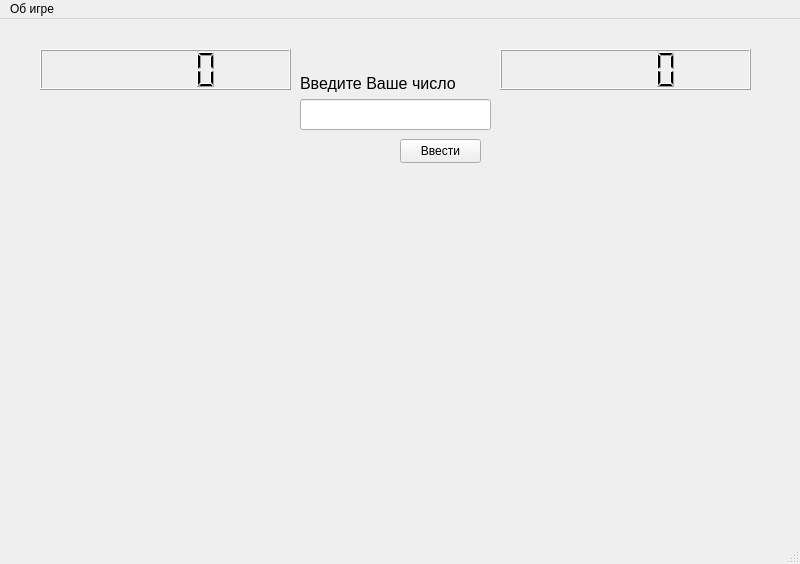
This is mainwindow.ui in Darndaru/Bulls_and_cows as Qt 5 draws it before an edit. The edited form follows.
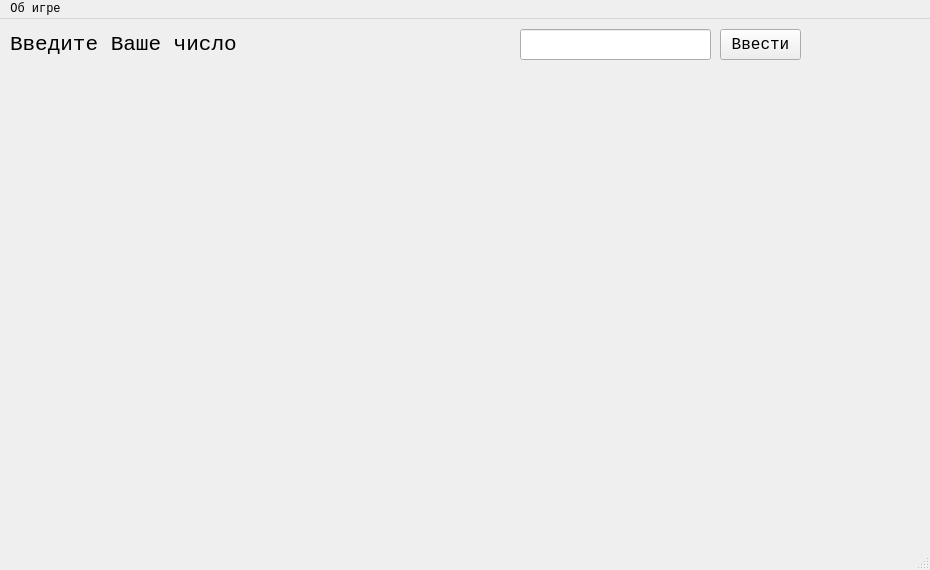
This is the edited form.

What changed in the file:
```diff
--- a/mainwindow.ui
+++ b/mainwindow.ui
@@ -9,8 +9,8 @@
    <rect>
     <x>0</x>
     <y>0</y>
-    <width>800</width>
-    <height>564</height>
+    <width>930</width>
+    <height>570</height>
    </rect>
   </property>
   <property name="palette">
@@ -22,7 +22,8 @@
   </property>
   <property name="font">
    <font>
-    <pointsize>9</pointsize>
+    <family>Consolas</family>
+    <pointsize>16</pointsize>
    </font>
   </property>
   <property name="contextMenuPolicy">
@@ -35,35 +36,18 @@
    <set>Qt::ImhNone</set>
   </property>
   <widget class="QWidget" name="centralwidget">
-   <widget class="QWidget" name="verticalLayoutWidget_2">
-    <property name="geometry">
-     <rect>
-      <x>500</x>
-      <y>30</y>
-      <width>251</width>
-      <height>41</height>
-     </rect>
-    </property>
-    <layout class="QVBoxLayout" name="pc_player">
-     <property name="spacing">
-      <number>6</number>
-     </property>
-     <item>
-      <widget class="QLCDNumber" name="pc_result"/>
-     </item>
-    </layout>
-   </widget>
    <widget class="QLineEdit" name="input">
     <property name="geometry">
      <rect>
-      <x>300</x>
-      <y>80</y>
+      <x>520</x>
+      <y>10</y>
       <width>191</width>
       <height>31</height>
      </rect>
     </property>
     <property name="font">
      <font>
+      <family>Consolas</family>
       <pointsize>14</pointsize>
      </font>
     </property>
@@ -80,12 +64,18 @@
    <widget class="QPushButton" name="input_chosen_number_button">
     <property name="geometry">
      <rect>
-      <x>400</x>
-      <y>120</y>
+      <x>720</x>
+      <y>10</y>
       <width>81</width>
-      <height>24</height>
+      <height>31</height>
      </rect>
     </property>
+    <property name="font">
+     <font>
+      <family>Consolas</family>
+      <pointsize>12</pointsize>
+     </font>
+    </property>
     <property name="cursor">
      <cursorShape>PointingHandCursor</cursorShape>
     </property>
@@ -105,15 +95,15 @@
     </property>
     <property name="geometry">
      <rect>
-      <x>300</x>
-      <y>49</y>
-      <width>191</width>
+      <x>10</x>
+      <y>10</y>
+      <width>491</width>
       <height>31</height>
      </rect>
     </property>
     <property name="font">
      <font>
-      <pointsize>12</pointsize>
+      <pointsize>16</pointsize>
      </font>
     </property>
     <property name="text">
@@ -123,34 +113,1098 @@
    <widget class="QWidget" name="verticalLayoutWidget_3">
     <property name="geometry">
      <rect>
-      <x>40</x>
-      <y>30</y>
-      <width>251</width>
-      <height>41</height>
+      <x>10</x>
+      <y>60</y>
+      <width>441</width>
+      <height>453</height>
      </rect>
     </property>
     <layout class="QVBoxLayout" name="user_player">
+     <property name="spacing">
+      <number>6</number>
+     </property>
      <item>
-      <widget class="QLCDNumber" name="player_result">
-       <property name="enabled">
-        <bool>true</bool>
+      <layout class="QHBoxLayout" name="user_table_head" stretch="2,1,1">
+       <property name="spacing">
+        <number>8</number>
        </property>
-       <property name="tabletTracking">
-        <bool>false</bool>
+       <item>
+        <widget class="QLabel" name="label_number_0">
+         <property name="enabled">
+          <bool>true</bool>
+         </property>
+         <property name="font">
+          <font>
+           <pointsize>16</pointsize>
+           <italic>false</italic>
+           <bold>false</bold>
+          </font>
+         </property>
+         <property name="text">
+          <string/>
+         </property>
+         <property name="alignment">
+          <set>Qt::AlignRight|Qt::AlignTrailing|Qt::AlignVCenter</set>
+         </property>
+        </widget>
+       </item>
+       <item>
+        <widget class="QLabel" name="label_bulls_0">
+         <property name="font">
+          <font>
+           <pointsize>16</pointsize>
+          </font>
+         </property>
+         <property name="text">
+          <string/>
+         </property>
+         <property name="alignment">
+          <set>Qt::AlignRight|Qt::AlignTrailing|Qt::AlignVCenter</set>
+         </property>
+        </widget>
+       </item>
+       <item>
+        <widget class="QLabel" name="label_cows_0">
+         <property name="font">
+          <font>
+           <family>Consolas</family>
+           <pointsize>16</pointsize>
+          </font>
+         </property>
+         <property name="text">
+          <string/>
+         </property>
+         <property name="alignment">
+          <set>Qt::AlignRight|Qt::AlignTrailing|Qt::AlignVCenter</set>
+         </property>
+        </widget>
+       </item>
+      </layout>
+     </item>
+     <item>
+      <layout class="QHBoxLayout" name="user_attempt_0" stretch="2,1,1">
+       <item>
+        <widget class="QLabel" name="u_number_0">
+         <property name="font">
+          <font>
+           <family>Consolas</family>
+           <pointsize>20</pointsize>
+          </font>
+         </property>
+         <property name="text">
+          <string/>
+         </property>
+         <property name="alignment">
+          <set>Qt::AlignRight|Qt::AlignTrailing|Qt::AlignVCenter</set>
+         </property>
+        </widget>
+       </item>
+       <item>
+        <widget class="QLabel" name="u_bulls_0">
+         <property name="font">
+          <font>
+           <family>Consolas</family>
+           <pointsize>20</pointsize>
+          </font>
+         </property>
+         <property name="text">
+          <string/>
+         </property>
+         <property name="alignment">
+          <set>Qt::AlignRight|Qt::AlignTrailing|Qt::AlignVCenter</set>
+         </property>
+        </widget>
+       </item>
+       <item>
+        <widget class="QLabel" name="u_cows_0">
+         <property name="font">
+          <font>
+           <family>Consolas</family>
+           <pointsize>20</pointsize>
+          </font>
+         </property>
+         <property name="text">
+          <string/>
+         </property>
+         <property name="alignment">
+          <set>Qt::AlignRight|Qt::AlignTrailing|Qt::AlignVCenter</set>
+         </property>
+        </widget>
+       </item>
+      </layout>
+     </item>
+     <item>
+      <layout class="QHBoxLayout" name="user_attempt_1" stretch="2,1,1">
+       <item>
+        <widget class="QLabel" name="u_number_1">
+         <property name="font">
+          <font>
+           <family>Consolas</family>
+           <pointsize>20</pointsize>
+          </font>
+         </property>
+         <property name="text">
+          <string/>
+         </property>
+         <property name="alignment">
+          <set>Qt::AlignRight|Qt::AlignTrailing|Qt::AlignVCenter</set>
+         </property>
+        </widget>
+       </item>
+       <item>
+        <widget class="QLabel" name="u_bulls_1">
+         <property name="font">
+          <font>
+           <family>Consolas</family>
+           <pointsize>20</pointsize>
+          </font>
+         </property>
+         <property name="text">
+          <string/>
+         </property>
+         <property name="alignment">
+          <set>Qt::AlignRight|Qt::AlignTrailing|Qt::AlignVCenter</set>
+         </property>
+        </widget>
+       </item>
+       <item>
+        <widget class="QLabel" name="u_cows_1">
+         <property name="font">
+          <font>
+           <family>Consolas</family>
+           <pointsize>20</pointsize>
+          </font>
+         </property>
+         <property name="text">
+          <string/>
+         </property>
+         <property name="alignment">
+          <set>Qt::AlignRight|Qt::AlignTrailing|Qt::AlignVCenter</set>
+         </property>
+        </widget>
+       </item>
+      </layout>
+     </item>
+     <item>
+      <layout class="QHBoxLayout" name="user_attempt_2" stretch="2,1,1">
+       <item>
+        <widget class="QLabel" name="u_number_2">
+         <property name="font">
+          <font>
+           <family>Consolas</family>
+           <pointsize>20</pointsize>
+          </font>
+         </property>
+         <property name="text">
+          <string/>
+         </property>
+         <property name="alignment">
+          <set>Qt::AlignRight|Qt::AlignTrailing|Qt::AlignVCenter</set>
+         </property>
+        </widget>
+       </item>
+       <item>
+        <widget class="QLabel" name="u_bulls_2">
+         <property name="font">
+          <font>
+           <family>Consolas</family>
+           <pointsize>20</pointsize>
+          </font>
+         </property>
+         <property name="text">
+          <string/>
+         </property>
+         <property name="alignment">
+          <set>Qt::AlignRight|Qt::AlignTrailing|Qt::AlignVCenter</set>
+         </property>
+        </widget>
+       </item>
+       <item>
+        <widget class="QLabel" name="u_cows_2">
+         <property name="font">
+          <font>
+           <family>Consolas</family>
+           <pointsize>20</pointsize>
+          </font>
+         </property>
+         <property name="text">
+          <string/>
+         </property>
+         <property name="alignment">
+          <set>Qt::AlignRight|Qt::AlignTrailing|Qt::AlignVCenter</set>
+         </property>
+        </widget>
+       </item>
+      </layout>
+     </item>
+     <item>
+      <layout class="QHBoxLayout" name="user_attempt_3" stretch="2,1,1">
+       <item>
+        <widget class="QLabel" name="u_number_3">
+         <property name="font">
+          <font>
+           <family>Consolas</family>
+           <pointsize>20</pointsize>
+          </font>
+         </property>
+         <property name="text">
+          <string/>
+         </property>
+         <property name="alignment">
+          <set>Qt::AlignRight|Qt::AlignTrailing|Qt::AlignVCenter</set>
+         </property>
+        </widget>
+       </item>
+       <item>
+        <widget class="QLabel" name="u_bulls_3">
+         <property name="font">
+          <font>
+           <family>Consolas</family>
+           <pointsize>20</pointsize>
+          </font>
+         </property>
+         <property name="text">
+          <string/>
+         </property>
+         <property name="alignment">
+          <set>Qt::AlignRight|Qt::AlignTrailing|Qt::AlignVCenter</set>
+         </property>
+        </widget>
+       </item>
+       <item>
+        <widget class="QLabel" name="u_cows_3">
+         <property name="font">
+          <font>
+           <family>Consolas</family>
+           <pointsize>20</pointsize>
+          </font>
+         </property>
+         <property name="text">
+          <string/>
+         </property>
+         <property name="alignment">
+          <set>Qt::AlignRight|Qt::AlignTrailing|Qt::AlignVCenter</set>
+         </property>
+        </widget>
+       </item>
+      </layout>
+     </item>
+     <item>
+      <layout class="QHBoxLayout" name="user_attempt_4" stretch="2,1,1">
+       <item>
+        <widget class="QLabel" name="u_number_4">
+         <property name="font">
+          <font>
+           <family>Consolas</family>
+           <pointsize>20</pointsize>
+          </font>
+         </property>
+         <property name="text">
+          <string/>
+         </property>
+         <property name="alignment">
+          <set>Qt::AlignRight|Qt::AlignTrailing|Qt::AlignVCenter</set>
+         </property>
+        </widget>
+       </item>
+       <item>
+        <widget class="QLabel" name="u_bulls_4">
+         <property name="font">
+          <font>
+           <family>Consolas</family>
+           <pointsize>20</pointsize>
+          </font>
+         </property>
+         <property name="text">
+          <string/>
+         </property>
+         <property name="alignment">
+          <set>Qt::AlignRight|Qt::AlignTrailing|Qt::AlignVCenter</set>
+         </property>
+        </widget>
+       </item>
+       <item>
+        <widget class="QLabel" name="u_cows_4">
+         <property name="font">
+          <font>
+           <family>Consolas</family>
+           <pointsize>20</pointsize>
+          </font>
+         </property>
+         <property name="text">
+          <string/>
+         </property>
+         <property name="alignment">
+          <set>Qt::AlignRight|Qt::AlignTrailing|Qt::AlignVCenter</set>
+         </property>
+        </widget>
+       </item>
+      </layout>
+     </item>
+     <item>
+      <layout class="QHBoxLayout" name="user_attempt_5" stretch="2,1,1">
+       <item>
+        <widget class="QLabel" name="u_number_5">
+         <property name="font">
+          <font>
+           <family>Consolas</family>
+           <pointsize>20</pointsize>
+          </font>
+         </property>
+         <property name="text">
+          <string/>
+         </property>
+         <property name="alignment">
+          <set>Qt::AlignRight|Qt::AlignTrailing|Qt::AlignVCenter</set>
+         </property>
+        </widget>
+       </item>
+       <item>
+        <widget class="QLabel" name="u_bulls_5">
+         <property name="font">
+          <font>
+           <family>Consolas</family>
+           <pointsize>20</pointsize>
+          </font>
+         </property>
+         <property name="text">
+          <string/>
+         </property>
+         <property name="alignment">
+          <set>Qt::AlignRight|Qt::AlignTrailing|Qt::AlignVCenter</set>
+         </property>
+        </widget>
+       </item>
+       <item>
+        <widget class="QLabel" name="u_cows_5">
+         <property name="font">
+          <font>
+           <family>Consolas</family>
+           <pointsize>20</pointsize>
+          </font>
+         </property>
+         <property name="text">
+          <string/>
+         </property>
+         <property name="alignment">
+          <set>Qt::AlignRight|Qt::AlignTrailing|Qt::AlignVCenter</set>
+         </property>
+        </widget>
+       </item>
+      </layout>
+     </item>
+     <item>
+      <layout class="QHBoxLayout" name="user_attempt_6" stretch="2,1,1">
+       <item>
+        <widget class="QLabel" name="u_number_6">
+         <property name="font">
+          <font>
+           <family>Consolas</family>
+           <pointsize>20</pointsize>
+          </font>
+         </property>
+         <property name="text">
+          <string/>
+         </property>
+         <property name="alignment">
+          <set>Qt::AlignRight|Qt::AlignTrailing|Qt::AlignVCenter</set>
+         </property>
+        </widget>
+       </item>
+       <item>
+        <widget class="QLabel" name="u_bulls_6">
+         <property name="font">
+          <font>
+           <family>Consolas</family>
+           <pointsize>20</pointsize>
+          </font>
+         </property>
+         <property name="text">
+          <string/>
+         </property>
+         <property name="alignment">
+          <set>Qt::AlignRight|Qt::AlignTrailing|Qt::AlignVCenter</set>
+         </property>
+        </widget>
+       </item>
+       <item>
+        <widget class="QLabel" name="u_cows_6">
+         <property name="font">
+          <font>
+           <family>Consolas</family>
+           <pointsize>20</pointsize>
+          </font>
+         </property>
+         <property name="text">
+          <string/>
+         </property>
+         <property name="alignment">
+          <set>Qt::AlignRight|Qt::AlignTrailing|Qt::AlignVCenter</set>
+         </property>
+        </widget>
+       </item>
+      </layout>
+     </item>
+     <item>
+      <layout class="QHBoxLayout" name="user_attempt_7" stretch="2,1,1">
+       <item>
+        <widget class="QLabel" name="u_number_7">
+         <property name="font">
+          <font>
+           <family>Consolas</family>
+           <pointsize>20</pointsize>
+          </font>
+         </property>
+         <property name="text">
+          <string/>
+         </property>
+         <property name="alignment">
+          <set>Qt::AlignRight|Qt::AlignTrailing|Qt::AlignVCenter</set>
+         </property>
+        </widget>
+       </item>
+       <item>
+        <widget class="QLabel" name="u_bulls_7">
+         <property name="font">
+          <font>
+           <family>Consolas</family>
+           <pointsize>20</pointsize>
+          </font>
+         </property>
+         <property name="text">
+          <string/>
+         </property>
+         <property name="alignment">
+          <set>Qt::AlignRight|Qt::AlignTrailing|Qt::AlignVCenter</set>
+         </property>
+        </widget>
+       </item>
+       <item>
+        <widget class="QLabel" name="u_cows_7">
+         <property name="font">
+          <font>
+           <family>Consolas</family>
+           <pointsize>20</pointsize>
+          </font>
+         </property>
+         <property name="text">
+          <string/>
+         </property>
+         <property name="alignment">
+          <set>Qt::AlignRight|Qt::AlignTrailing|Qt::AlignVCenter</set>
+         </property>
+        </widget>
+       </item>
+      </layout>
+     </item>
+     <item>
+      <layout class="QHBoxLayout" name="user_attempt_8" stretch="2,1,1">
+       <item>
+        <widget class="QLabel" name="u_number_8">
+         <property name="font">
+          <font>
+           <family>Consolas</family>
+           <pointsize>20</pointsize>
+          </font>
+         </property>
+         <property name="text">
+          <string/>
+         </property>
+         <property name="alignment">
+          <set>Qt::AlignRight|Qt::AlignTrailing|Qt::AlignVCenter</set>
+         </property>
+        </widget>
+       </item>
+       <item>
+        <widget class="QLabel" name="u_bulls_8">
+         <property name="font">
+          <font>
+           <family>Consolas</family>
+           <pointsize>20</pointsize>
+          </font>
+         </property>
+         <property name="text">
+          <string/>
+         </property>
+         <property name="alignment">
+          <set>Qt::AlignRight|Qt::AlignTrailing|Qt::AlignVCenter</set>
+         </property>
+        </widget>
+       </item>
+       <item>
+        <widget class="QLabel" name="u_cows_8">
+         <property name="font">
+          <font>
+           <family>Consolas</family>
+           <pointsize>20</pointsize>
+          </font>
+         </property>
+         <property name="text">
+          <string/>
+         </property>
+         <property name="alignment">
+          <set>Qt::AlignRight|Qt::AlignTrailing|Qt::AlignVCenter</set>
+         </property>
+        </widget>
+       </item>
+      </layout>
+     </item>
+    </layout>
+   </widget>
+   <widget class="QLabel" name="user_number">
+    <property name="geometry">
+     <rect>
+      <x>860</x>
+      <y>10</y>
+      <width>61</width>
+      <height>31</height>
+     </rect>
+    </property>
+    <property name="font">
+     <font>
+      <family>Consolas</family>
+      <pointsize>20</pointsize>
+     </font>
+    </property>
+    <property name="text">
+     <string/>
+    </property>
+   </widget>
+   <widget class="QWidget" name="verticalLayoutWidget_4">
+    <property name="geometry">
+     <rect>
+      <x>480</x>
+      <y>60</y>
+      <width>441</width>
+      <height>453</height>
+     </rect>
+    </property>
+    <layout class="QVBoxLayout" name="opp_player">
+     <property name="spacing">
+      <number>6</number>
+     </property>
+     <item>
+      <layout class="QHBoxLayout" name="opp_table_head" stretch="2,1,1">
+       <property name="spacing">
+        <number>8</number>
        </property>
-       <property name="frameShape">
-        <enum>QFrame::Box</enum>
-       </property>
-       <property name="lineWidth">
-        <number>1</number>
-       </property>
-       <property name="smallDecimalPoint">
-        <bool>false</bool>
-       </property>
-       <property name="segmentStyle">
-        <enum>QLCDNumber::Filled</enum>
-       </property>
-      </widget>
+       <item>
+        <widget class="QLabel" name="label_number_1">
+         <property name="font">
+          <font>
+           <family>Consolas</family>
+           <pointsize>16</pointsize>
+          </font>
+         </property>
+         <property name="text">
+          <string/>
+         </property>
+         <property name="alignment">
+          <set>Qt::AlignRight|Qt::AlignTrailing|Qt::AlignVCenter</set>
+         </property>
+        </widget>
+       </item>
+       <item>
+        <widget class="QLabel" name="label_bulls_1">
+         <property name="font">
+          <font>
+           <family>Consolas</family>
+           <pointsize>16</pointsize>
+          </font>
+         </property>
+         <property name="text">
+          <string/>
+         </property>
+         <property name="alignment">
+          <set>Qt::AlignRight|Qt::AlignTrailing|Qt::AlignVCenter</set>
+         </property>
+        </widget>
+       </item>
+       <item>
+        <widget class="QLabel" name="label_cows_1">
+         <property name="font">
+          <font>
+           <family>Consolas</family>
+           <pointsize>16</pointsize>
+          </font>
+         </property>
+         <property name="text">
+          <string/>
+         </property>
+         <property name="alignment">
+          <set>Qt::AlignRight|Qt::AlignTrailing|Qt::AlignVCenter</set>
+         </property>
+        </widget>
+       </item>
+      </layout>
+     </item>
+     <item>
+      <layout class="QHBoxLayout" name="opp_attempt_0" stretch="2,1,1">
+       <item>
+        <widget class="QLabel" name="o_number_0">
+         <property name="font">
+          <font>
+           <family>Consolas</family>
+           <pointsize>20</pointsize>
+          </font>
+         </property>
+         <property name="text">
+          <string/>
+         </property>
+         <property name="alignment">
+          <set>Qt::AlignRight|Qt::AlignTrailing|Qt::AlignVCenter</set>
+         </property>
+        </widget>
+       </item>
+       <item>
+        <widget class="QLabel" name="o_bulls_0">
+         <property name="font">
+          <font>
+           <family>Consolas</family>
+           <pointsize>20</pointsize>
+          </font>
+         </property>
+         <property name="text">
+          <string/>
+         </property>
+         <property name="alignment">
+          <set>Qt::AlignRight|Qt::AlignTrailing|Qt::AlignVCenter</set>
+         </property>
+        </widget>
+       </item>
+       <item>
+        <widget class="QLabel" name="o_cows_0">
+         <property name="font">
+          <font>
+           <family>Consolas</family>
+           <pointsize>20</pointsize>
+          </font>
+         </property>
+         <property name="text">
+          <string/>
+         </property>
+         <property name="alignment">
+          <set>Qt::AlignRight|Qt::AlignTrailing|Qt::AlignVCenter</set>
+         </property>
+        </widget>
+       </item>
+      </layout>
+     </item>
+     <item>
+      <layout class="QHBoxLayout" name="opp_attempt_1" stretch="2,1,1">
+       <item>
+        <widget class="QLabel" name="o_number_1">
+         <property name="font">
+          <font>
+           <family>Consolas</family>
+           <pointsize>20</pointsize>
+          </font>
+         </property>
+         <property name="text">
+          <string/>
+         </property>
+         <property name="alignment">
+          <set>Qt::AlignRight|Qt::AlignTrailing|Qt::AlignVCenter</set>
+         </property>
+        </widget>
+       </item>
+       <item>
+        <widget class="QLabel" name="o_bulls_1">
+         <property name="font">
+          <font>
+           <family>Consolas</family>
+           <pointsize>20</pointsize>
+          </font>
+         </property>
+         <property name="text">
+          <string/>
+         </property>
+         <property name="alignment">
+          <set>Qt::AlignRight|Qt::AlignTrailing|Qt::AlignVCenter</set>
+         </property>
+        </widget>
+       </item>
+       <item>
+        <widget class="QLabel" name="o_cows_1">
+         <property name="font">
+          <font>
+           <family>Consolas</family>
+           <pointsize>20</pointsize>
+          </font>
+         </property>
+         <property name="text">
+          <string/>
+         </property>
+         <property name="alignment">
+          <set>Qt::AlignRight|Qt::AlignTrailing|Qt::AlignVCenter</set>
+         </property>
+        </widget>
+       </item>
+      </layout>
+     </item>
+     <item>
+      <layout class="QHBoxLayout" name="opp_attempt_2" stretch="2,1,1">
+       <item>
+        <widget class="QLabel" name="o_number_2">
+         <property name="font">
+          <font>
+           <family>Consolas</family>
+           <pointsize>20</pointsize>
+          </font>
+         </property>
+         <property name="text">
+          <string/>
+         </property>
+         <property name="alignment">
+          <set>Qt::AlignRight|Qt::AlignTrailing|Qt::AlignVCenter</set>
+         </property>
+        </widget>
+       </item>
+       <item>
+        <widget class="QLabel" name="o_bulls_2">
+         <property name="font">
+          <font>
+           <family>Consolas</family>
+           <pointsize>20</pointsize>
+          </font>
+         </property>
+         <property name="text">
+          <string/>
+         </property>
+         <property name="alignment">
+          <set>Qt::AlignRight|Qt::AlignTrailing|Qt::AlignVCenter</set>
+         </property>
+        </widget>
+       </item>
+       <item>
+        <widget class="QLabel" name="o_cows_2">
+         <property name="font">
+          <font>
+           <family>Consolas</family>
+           <pointsize>20</pointsize>
+          </font>
+         </property>
+         <property name="text">
+          <string/>
+         </property>
+         <property name="alignment">
+          <set>Qt::AlignRight|Qt::AlignTrailing|Qt::AlignVCenter</set>
+         </property>
+        </widget>
+       </item>
+      </layout>
+     </item>
+     <item>
+      <layout class="QHBoxLayout" name="opp_attempt_3" stretch="2,1,1">
+       <item>
+        <widget class="QLabel" name="o_number_3">
+         <property name="font">
+          <font>
+           <family>Consolas</family>
+           <pointsize>20</pointsize>
+          </font>
+         </property>
+         <property name="text">
+          <string/>
+         </property>
+         <property name="alignment">
+          <set>Qt::AlignRight|Qt::AlignTrailing|Qt::AlignVCenter</set>
+         </property>
+        </widget>
+       </item>
+       <item>
+        <widget class="QLabel" name="o_bulls_3">
+         <property name="font">
+          <font>
+           <family>Consolas</family>
+           <pointsize>20</pointsize>
+          </font>
+         </property>
+         <property name="text">
+          <string/>
+         </property>
+         <property name="alignment">
+          <set>Qt::AlignRight|Qt::AlignTrailing|Qt::AlignVCenter</set>
+         </property>
+        </widget>
+       </item>
+       <item>
+        <widget class="QLabel" name="o_cows_3">
+         <property name="font">
+          <font>
+           <family>Consolas</family>
+           <pointsize>20</pointsize>
+          </font>
+         </property>
+         <property name="text">
+          <string/>
+         </property>
+         <property name="alignment">
+          <set>Qt::AlignRight|Qt::AlignTrailing|Qt::AlignVCenter</set>
+         </property>
+        </widget>
+       </item>
+      </layout>
+     </item>
+     <item>
+      <layout class="QHBoxLayout" name="opp_attempt_4" stretch="2,1,1">
+       <item>
+        <widget class="QLabel" name="o_number_4">
+         <property name="font">
+          <font>
+           <family>Consolas</family>
+           <pointsize>20</pointsize>
+          </font>
+         </property>
+         <property name="text">
+          <string/>
+         </property>
+         <property name="alignment">
+          <set>Qt::AlignRight|Qt::AlignTrailing|Qt::AlignVCenter</set>
+         </property>
+        </widget>
+       </item>
+       <item>
+        <widget class="QLabel" name="o_bulls_4">
+         <property name="font">
+          <font>
+           <family>Consolas</family>
+           <pointsize>20</pointsize>
+          </font>
+         </property>
+         <property name="text">
+          <string/>
+         </property>
+         <property name="alignment">
+          <set>Qt::AlignRight|Qt::AlignTrailing|Qt::AlignVCenter</set>
+         </property>
+        </widget>
+       </item>
+       <item>
+        <widget class="QLabel" name="o_cows_4">
+         <property name="font">
+          <font>
+           <family>Consolas</family>
+           <pointsize>20</pointsize>
+          </font>
+         </property>
+         <property name="text">
+          <string/>
+         </property>
+         <property name="alignment">
+          <set>Qt::AlignRight|Qt::AlignTrailing|Qt::AlignVCenter</set>
+         </property>
+        </widget>
+       </item>
+      </layout>
+     </item>
+     <item>
+      <layout class="QHBoxLayout" name="opp_attempt_5" stretch="2,1,1">
+       <item>
+        <widget class="QLabel" name="o_number_5">
+         <property name="font">
+          <font>
+           <family>Consolas</family>
+           <pointsize>20</pointsize>
+          </font>
+         </property>
+         <property name="text">
+          <string/>
+         </property>
+         <property name="alignment">
+          <set>Qt::AlignRight|Qt::AlignTrailing|Qt::AlignVCenter</set>
+         </property>
+        </widget>
+       </item>
+       <item>
+        <widget class="QLabel" name="o_bulls_5">
+         <property name="font">
+          <font>
+           <family>Consolas</family>
+           <pointsize>20</pointsize>
+          </font>
+         </property>
+         <property name="text">
+          <string/>
+         </property>
+         <property name="alignment">
+          <set>Qt::AlignRight|Qt::AlignTrailing|Qt::AlignVCenter</set>
+         </property>
+        </widget>
+       </item>
+       <item>
+        <widget class="QLabel" name="o_cows_5">
+         <property name="font">
+          <font>
+           <family>Consolas</family>
+           <pointsize>20</pointsize>
+          </font>
+         </property>
+         <property name="text">
+          <string/>
+         </property>
+         <property name="alignment">
+          <set>Qt::AlignRight|Qt::AlignTrailing|Qt::AlignVCenter</set>
+         </property>
+        </widget>
+       </item>
+      </layout>
+     </item>
+     <item>
+      <layout class="QHBoxLayout" name="opp_attempt_6" stretch="2,1,1">
+       <item>
+        <widget class="QLabel" name="o_number_6">
+         <property name="font">
+          <font>
+           <family>Consolas</family>
+           <pointsize>20</pointsize>
+          </font>
+         </property>
+         <property name="text">
+          <string/>
+         </property>
+         <property name="alignment">
+          <set>Qt::AlignRight|Qt::AlignTrailing|Qt::AlignVCenter</set>
+         </property>
+        </widget>
+       </item>
+       <item>
+        <widget class="QLabel" name="o_bulls_6">
+         <property name="font">
+          <font>
+           <family>Consolas</family>
+           <pointsize>20</pointsize>
+          </font>
+         </property>
+         <property name="text">
+          <string/>
+         </property>
+         <property name="alignment">
+          <set>Qt::AlignRight|Qt::AlignTrailing|Qt::AlignVCenter</set>
+         </property>
+        </widget>
+       </item>
+       <item>
+        <widget class="QLabel" name="o_cows_6">
+         <property name="font">
+          <font>
+           <family>Consolas</family>
+           <pointsize>20</pointsize>
+          </font>
+         </property>
+         <property name="text">
+          <string/>
+         </property>
+         <property name="alignment">
+          <set>Qt::AlignRight|Qt::AlignTrailing|Qt::AlignVCenter</set>
+         </property>
+        </widget>
+       </item>
+      </layout>
+     </item>
+     <item>
+      <layout class="QHBoxLayout" name="opp_attempt_7" stretch="2,1,1">
+       <item>
+        <widget class="QLabel" name="o_number_7">
+         <property name="font">
+          <font>
+           <family>Consolas</family>
+           <pointsize>20</pointsize>
+          </font>
+         </property>
+         <property name="text">
+          <string/>
+         </property>
+         <property name="alignment">
+          <set>Qt::AlignRight|Qt::AlignTrailing|Qt::AlignVCenter</set>
+         </property>
+        </widget>
+       </item>
+       <item>
+        <widget class="QLabel" name="o_bulls_7">
+         <property name="font">
+          <font>
+           <family>Consolas</family>
+           <pointsize>20</pointsize>
+          </font>
+         </property>
+         <property name="text">
+          <string/>
+         </property>
+         <property name="alignment">
+          <set>Qt::AlignRight|Qt::AlignTrailing|Qt::AlignVCenter</set>
+         </property>
+        </widget>
+       </item>
+       <item>
+        <widget class="QLabel" name="o_cows_7">
+         <property name="font">
+          <font>
+           <family>Consolas</family>
+           <pointsize>20</pointsize>
+          </font>
+         </property>
+         <property name="text">
+          <string/>
+         </property>
+         <property name="alignment">
+          <set>Qt::AlignRight|Qt::AlignTrailing|Qt::AlignVCenter</set>
+         </property>
+        </widget>
+       </item>
+      </layout>
+     </item>
+     <item>
+      <layout class="QHBoxLayout" name="opp_attempt_8" stretch="2,1,1">
+       <item>
+        <widget class="QLabel" name="o_number_8">
+         <property name="font">
+          <font>
+           <family>Consolas</family>
+           <pointsize>20</pointsize>
+          </font>
+         </property>
+         <property name="text">
+          <string/>
+         </property>
+         <property name="alignment">
+          <set>Qt::AlignRight|Qt::AlignTrailing|Qt::AlignVCenter</set>
+         </property>
+        </widget>
+       </item>
+       <item>
+        <widget class="QLabel" name="o_bulls_8">
+         <property name="font">
+          <font>
+           <family>Consolas</family>
+           <pointsize>20</pointsize>
+          </font>
+         </property>
+         <property name="text">
+          <string/>
+         </property>
+         <property name="alignment">
+          <set>Qt::AlignRight|Qt::AlignTrailing|Qt::AlignVCenter</set>
+         </property>
+        </widget>
+       </item>
+       <item>
+        <widget class="QLabel" name="o_cows_8">
+         <property name="font">
+          <font>
+           <family>Consolas</family>
+           <pointsize>20</pointsize>
+          </font>
+         </property>
+         <property name="text">
+          <string/>
+         </property>
+         <property name="alignment">
+          <set>Qt::AlignRight|Qt::AlignTrailing|Qt::AlignVCenter</set>
+         </property>
+        </widget>
+       </item>
+      </layout>
      </item>
     </layout>
    </widget>
@@ -160,10 +1214,16 @@
     <rect>
      <x>0</x>
      <y>0</y>
-     <width>800</width>
-     <height>21</height>
+     <width>930</width>
+     <height>20</height>
     </rect>
    </property>
+   <property name="font">
+    <font>
+     <family>Consolas</family>
+     <pointsize>9</pointsize>
+    </font>
+   </property>
    <widget class="QMenu" name="info">
     <property name="cursor">
      <cursorShape>ArrowCursor</cursorShape>
```
